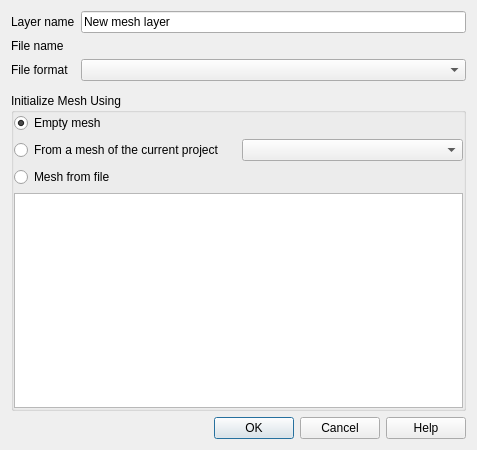
First picture: the form in src/ui/mesh/qgsnewmeshlayerdialogbase.ui, repository carsmie/QGIS, before the edit.
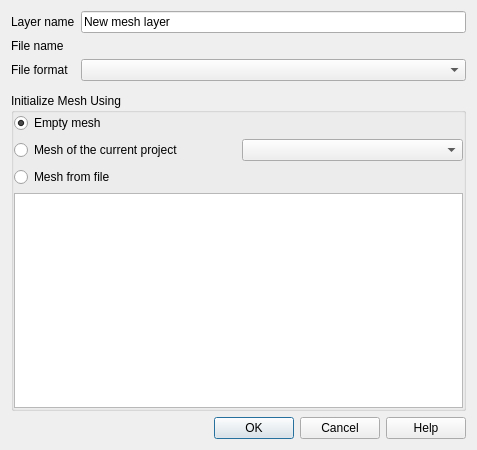
Second picture: the form after the edit. Custom widgets are drawn as their Qt base class.

Commit message: Fix strings in GUI and the tabstop order

```diff
--- a/src/ui/mesh/qgsnewmeshlayerdialogbase.ui
+++ b/src/ui/mesh/qgsnewmeshlayerdialogbase.ui
@@ -85,7 +85,7 @@
       <item row="1" column="0">
        <widget class="QRadioButton" name="mMeshProjectRadioButton">
         <property name="text">
-         <string>From a mesh of the current project</string>
+         <string>Mesh of the current project</string>
         </property>
        </widget>
       </item>
```
Left out of the diff: 9 changed lines with no effect on the pictures. The commit also changes 2 other files.
